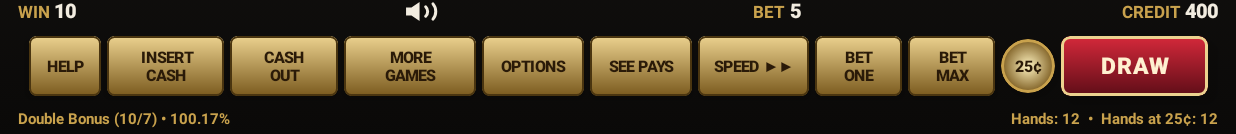
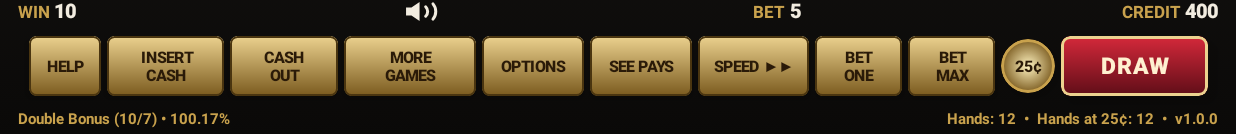
Before and after one commit to heybake/video-poker-android, an Android app built with Jetpack Compose: the screen it shows after launch (MainActivity), on a phone screen of 824 x 412 dp (held sideways). Shown: the part 481-615 px from the top of the screen. Run offline under Robolectric (Android 15) with nearby library versions, the phone set to English and light mode, and no system bars.

Commit message:
Upload: Version 1.0.0 release of Video Poker Android. Adds VERSION file, updates build.gradle.kts to versionName 1.0.0, and displays v1.0.0 in the footer.

```diff
--- a/app/build.gradle.kts
+++ b/app/build.gradle.kts
@@ -14,7 +14,7 @@ android {
         minSdk = 26
         targetSdk = 37
         versionCode = 1
-        versionName = "1.0"
+        versionName = "1.0.0"
 
         testInstrumentationRunner = "androidx.test.runner.AndroidJUnitRunner"
     }
--- a/app/src/main/java/com/videopoker/android/ui/decks/BottomDeck.kt
+++ b/app/src/main/java/com/videopoker/android/ui/decks/BottomDeck.kt
@@ -357,7 +357,7 @@ fun BottomDeck(
             } ?: "Double Bonus (10/7) • 100.17%"
 
             val denomText = if (state.currentDenom < 1.0) "${(state.currentDenom * 100).toInt()}¢" else "$${state.currentDenom.toInt()}"
-            val counterText = "Hands: ${state.totalHandsPlayed}  •  Hands at $denomText: ${state.handsAtCurrentDenom}"
+            val counterText = "Hands: ${state.totalHandsPlayed}  •  Hands at $denomText: ${state.handsAtCurrentDenom}  •  v1.0.0"
 
             Text(
                 text = gameTitle,
```
Also changed, not shown: 2 other files.
